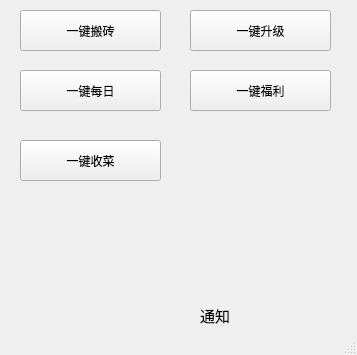
Old version of the form voyager/ui/main.ui in the repository seayona/dnf; both pictures show x 0 to 357 and y 233 to 588 of the 357 by 588 pixel window.
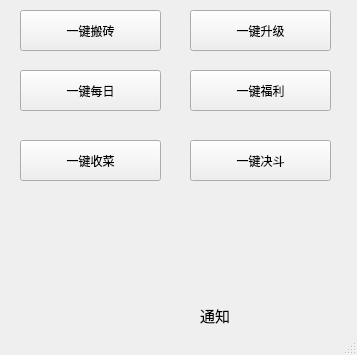
New version of the form. Custom widgets are drawn as their Qt base class.

Commit message: R：一键pk&加快速度

The edit to the form file:
```diff
--- a/voyager/ui/main.ui
+++ b/voyager/ui/main.ui
@@ -160,6 +160,19 @@
      <string>一键收菜</string>
     </property>
    </widget>
+  <widget class="QPushButton" name="btn_auto_duel">
+    <property name="geometry">
+     <rect>
+      <x>190</x>
+      <y>350</y>
+      <width>141</width>
+      <height>41</height>
+     </rect>
+    </property>
+    <property name="text">
+     <string>一键决斗</string>
+    </property>
+   </widget>
    <widget class="QPushButton" name="btn_welfare">
     <property name="geometry">
      <rect>
```
The commit also changes 43 other files.
